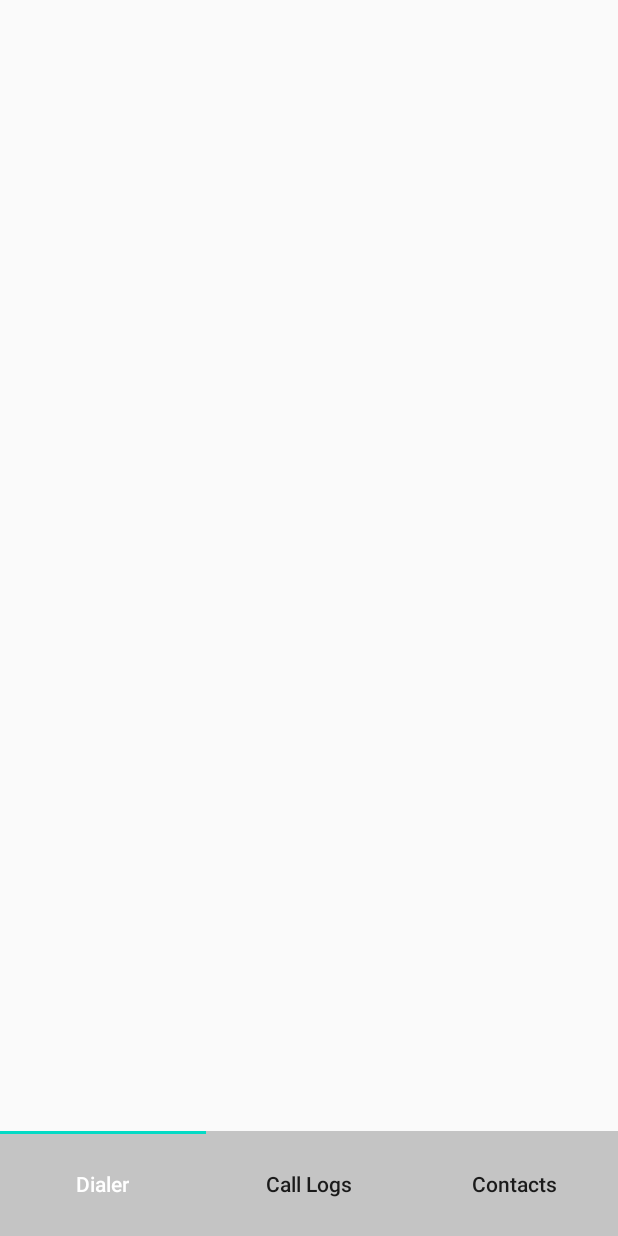
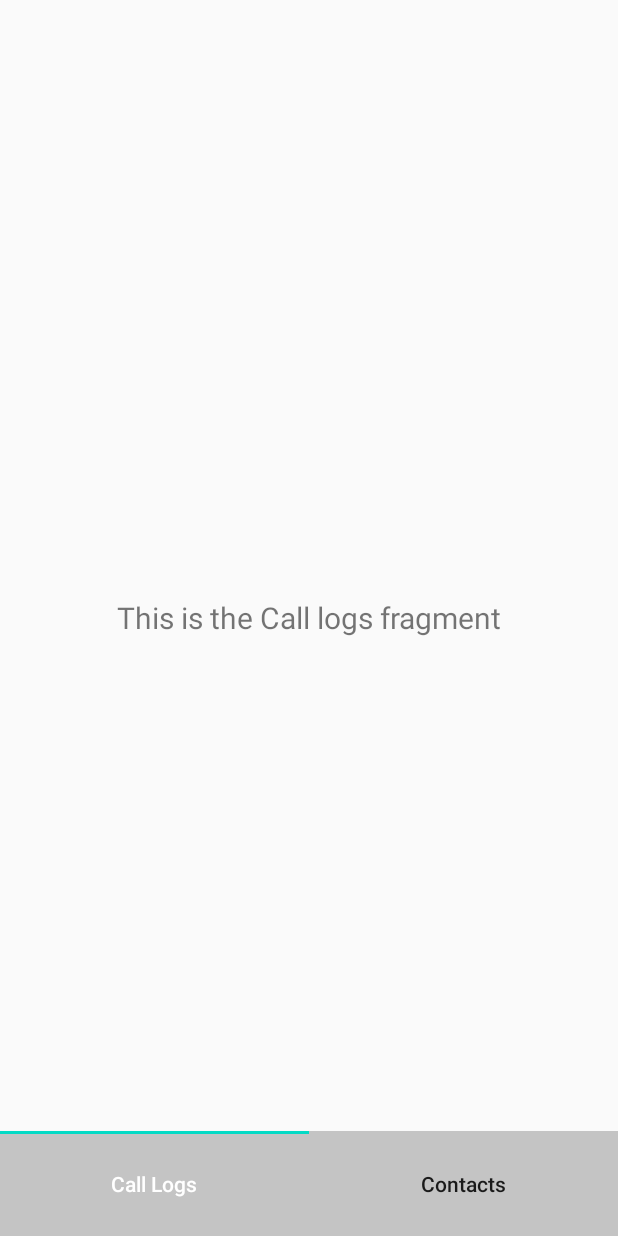
Before and after one commit to ShahzaibWaseem/phoneApp-AndroidViewPager, an Android app: the screen it shows after launch (ViewPagerActivity), on a phone screen of 412 x 824 dp. Run offline under Robolectric (Android 15) with nearby library versions, the phone set to English and light mode, and no system bars.

Commit message:
Bare bone fragments implemented with ViewPager2 and TabsLayout

```diff
--- a/app/src/main/AndroidManifest.xml
+++ b/app/src/main/AndroidManifest.xml
@@ -1,6 +1,8 @@
 <?xml version="1.0" encoding="utf-8"?>
 <manifest xmlns:android="http://schemas.android.com/apk/res/android"
     package="com.shahzaib.phone">
+
+    <uses-permission android:name="android.permission.READ_CALL_LOG"/>
 
     <application
         android:allowBackup="true"
--- /dev/null
+++ b/app/src/main/java/com/shahzaib/phone/CallLogsFragment.kt
@@ -0,0 +1,13 @@
+package com.shahzaib.phone
+
+import android.os.Bundle
+import android.view.LayoutInflater
+import android.view.View
+import android.view.ViewGroup
+import androidx.fragment.app.Fragment
+
+class CallLogsFragment: Fragment() {
+    override fun onCreateView(inflater: LayoutInflater, container: ViewGroup?, savedInstanceState: Bundle?): View? {
+        return inflater.inflate(R.layout.call_logs_fragment, container, false)
+    }
+}
--- /dev/null
+++ b/app/src/main/java/com/shahzaib/phone/ContactsFragment.kt
@@ -0,0 +1,13 @@
+package com.shahzaib.phone
+
+import android.os.Bundle
+import android.view.LayoutInflater
+import android.view.View
+import android.view.ViewGroup
+import androidx.fragment.app.Fragment
+
+class ContactsFragment: Fragment() {
+    override fun onCreateView(inflater: LayoutInflater, container: ViewGroup?, savedInstanceState: Bundle?): View? {
+        return inflater.inflate(R.layout.contacts_fragment, container, false)
+    }
+}
--- a/app/src/main/java/com/shahzaib/phone/ViewPagerActivity.kt
+++ b/app/src/main/java/com/shahzaib/phone/ViewPagerActivity.kt
@@ -2,13 +2,13 @@ package com.shahzaib.phone
 
 import androidx.appcompat.app.AppCompatActivity
 import android.os.Bundle
-import androidx.recyclerview.widget.RecyclerView
 import com.shahzaib.phone.databinding.ViewPagerActivityBinding
-import kotlinx.android.synthetic.main.view_pager_activity.*
 import com.google.android.material.tabs.TabLayoutMediator
 
 class ViewPagerActivity : AppCompatActivity() {
     private lateinit var binding: ViewPagerActivityBinding
+    private lateinit var mAdapter: ViewPagerAdapter
+    private lateinit var tabLayoutMediator: TabLayoutMediator
 
     override fun onCreate(savedInstanceState: Bundle?) {
         super.onCreate(savedInstanceState)
@@ -16,14 +16,20 @@ class ViewPagerActivity : AppCompatActivity() {
         val view = binding.root
         setContentView(view)
 
-        binding.tabLayout.addTab(tabLayout.newTab().setText("Dialer"))
-        binding.tabLayout.addTab(tabLayout.newTab().setText("Call Logs"))
-        binding.tabLayout.addTab(tabLayout.newTab().setText("Contacts"))
+        mAdapter = ViewPagerAdapter(supportFragmentManager, lifecycle)
 
+        tabLayoutMediator = TabLayoutMediator(binding.tabLayout, binding.pager) { tab, position ->
+            if (position == 0){
+                tab.text = "Call Logs"
+                mAdapter.createFragment(position)
+            }
+            else if (position == 1){
+                tab.text = "Contacts"
+                mAdapter.createFragment(position)
+            }
+        }
 
-
-//        TabLayoutMediator(binding.tabLayout, binding.pager) { tab, position ->
-//
-//        }.attach()
+        binding.pager.adapter = mAdapter
+        tabLayoutMediator.attach()
     }
 }
--- a/app/src/main/java/com/shahzaib/phone/ViewPagerAdapter.kt
+++ b/app/src/main/java/com/shahzaib/phone/ViewPagerAdapter.kt
@@ -1,19 +1,21 @@
 package com.shahzaib.phone
 
-import android.view.ViewGroup
-import androidx.recyclerview.widget.RecyclerView
+import androidx.fragment.app.Fragment
+import androidx.fragment.app.FragmentManager
+import androidx.lifecycle.Lifecycle
+import androidx.viewpager2.adapter.FragmentStateAdapter
 
-class ViewPagerAdapter: RecyclerView.Adapter<RecyclerView.ViewHolder>() {
-
-    override fun onCreateViewHolder(parent: ViewGroup, viewType: Int): RecyclerView.ViewHolder {
-        TODO("Not yet implemented")
+class ViewPagerAdapter(fm: FragmentManager, lifecycle: Lifecycle): FragmentStateAdapter(fm, lifecycle) {
+    override fun getItemCount(): Int {
+        return 2
     }
 
-    override fun onBindViewHolder(holder: RecyclerView.ViewHolder, position: Int) {
-        TODO("Not yet implemented")
-    }
-
-    override fun getItemCount(): Int {
-        TODO("Not yet implemented")
+    override fun createFragment(position: Int): Fragment {
+        var fragment: Fragment = Fragment()
+        if (position == 0)
+            fragment =  CallLogsFragment()
+        else if (position == 1)
+            fragment = ContactsFragment()
+        return fragment
     }
 }
--- /dev/null
+++ b/app/src/main/res/layout/call_logs_fragment.xml
@@ -0,0 +1,19 @@
+<?xml version="1.0" encoding="utf-8"?>
+<androidx.constraintlayout.widget.ConstraintLayout
+    xmlns:android="http://schemas.android.com/apk/res/android"
+    android:layout_width="match_parent"
+    android:layout_height="match_parent"
+    xmlns:app="http://schemas.android.com/apk/res-auto">
+
+    <TextView
+        android:layout_width="match_parent"
+        android:layout_height="100dp"
+        android:text="This is the Call logs fragment"
+        android:textSize="20sp"
+        android:gravity="center"
+        app:layout_constraintTop_toTopOf="parent"
+        app:layout_constraintBottom_toBottomOf="parent"
+        app:layout_constraintStart_toStartOf="parent"
+        app:layout_constraintEnd_toEndOf="parent"/>
+
+</androidx.constraintlayout.widget.ConstraintLayout>
```
Also changed, not shown: app/src/main/res/layout/contacts_fragment.xml (added, +19 -0 lines).
